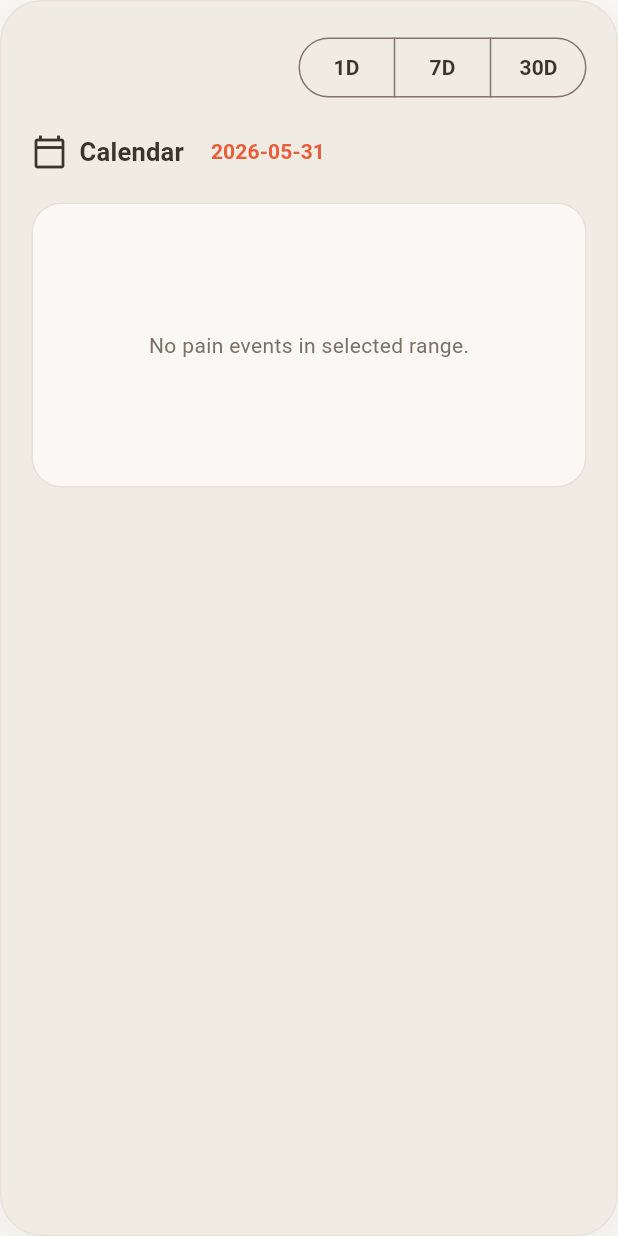
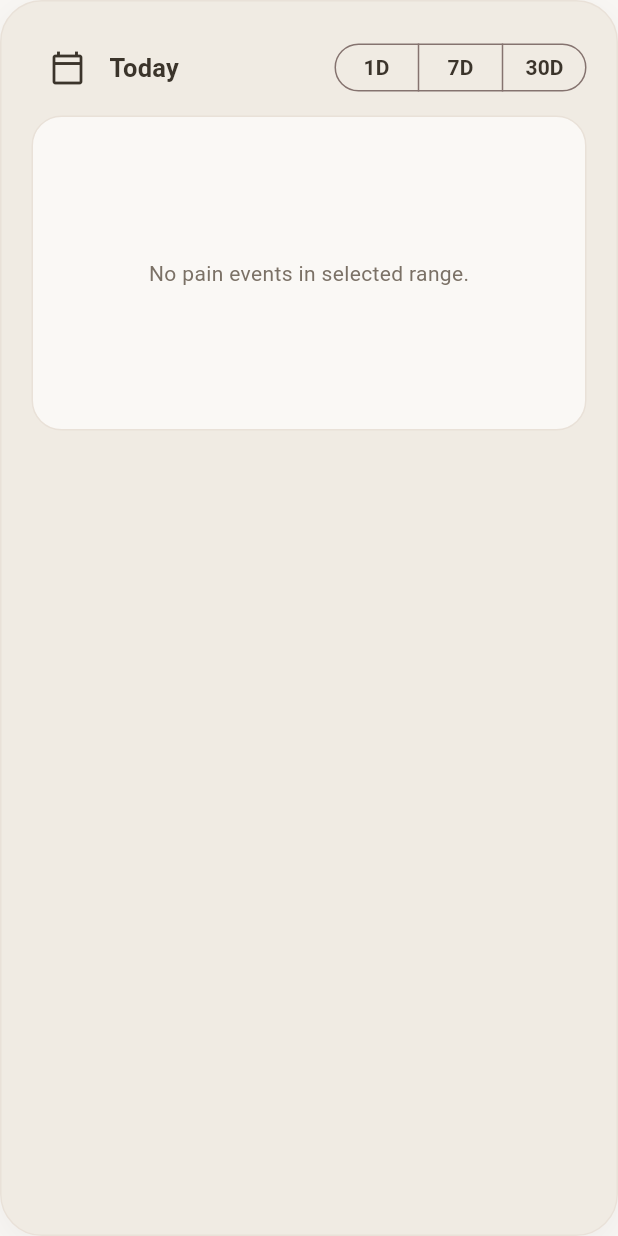
Before and after one commit to cyaisaperson/ShirogumaFlutter, a Flutter app: the _GraphCard widget shown alone on an empty page, opened directly with empty values, on a phone screen of 412 x 824 dp. Run offline on Flutter 3.47's test engine with Material 3 defaults, Android fonts, the phone set to English and light mode, and no system bars; our stand-ins replace shared_preferences; accounts and stored records are empty.

Commit message:
Tighten patient data timeline header

```diff
--- a/shiroguma_squeeze_app/lib/screens/patient_data_screen.dart
+++ b/shiroguma_squeeze_app/lib/screens/patient_data_screen.dart
@@ -253,8 +253,16 @@ class _GraphCard extends StatelessWidget {
 
   @override
   Widget build(BuildContext context) {
-    final dateLabel =
-        '${selectedDate.year}-${selectedDate.month.toString().padLeft(2, '0')}-${selectedDate.day.toString().padLeft(2, '0')}';
+    final today = DateTime.now();
+    final selectedDay = DateTime(
+      selectedDate.year,
+      selectedDate.month,
+      selectedDate.day,
+    );
+    final todayDay = DateTime(today.year, today.month, today.day);
+    final dateLabel = selectedDay == todayDay
+        ? 'Today'
+        : '${selectedDate.month.toString().padLeft(2, '0')}/${selectedDate.day.toString().padLeft(2, '0')}';
 
     return AppCard(
       key: const ValueKey('patient-graph-card'),
@@ -262,25 +270,15 @@ class _GraphCard extends StatelessWidget {
       child: Column(
         crossAxisAlignment: CrossAxisAlignment.start,
         children: [
-          Align(
-            alignment: Alignment.centerRight,
-            child: SegmentedButton<String>(
-              segments: const [
-                ButtonSegment(value: '1D', label: Text('1D')),
-                ButtonSegment(value: '7D', label: Text('7D')),
-                ButtonSegment(value: '30D', label: Text('30D')),
-              ],
-              selected: {selectedRange},
-              onSelectionChanged: (selection) {
-                onRangeChanged(selection.first);
-              },
-            ),
-          ),
-          const SizedBox(height: 8),
           Row(
             children: [
               if (selectedRange == '1D')
                 IconButton(
+                  constraints: const BoxConstraints.tightFor(
+                    width: 36,
+                    height: 36,
+                  ),
+                  padding: EdgeInsets.zero,
                   tooltip: 'Previous day',
                   onPressed: () {
                     onSelectedDateChanged(
@@ -289,12 +287,14 @@ class _GraphCard extends StatelessWidget {
                   },
                   icon: const Icon(Icons.chevron_left),
                 ),
-              const Icon(Icons.calendar_today_outlined),
-              const SizedBox(width: 8),
-              Text('Calendar', style: Theme.of(context).textTheme.titleMedium),
-              const SizedBox(width: 6),
-              TextButton(
+              IconButton(
                 key: const ValueKey('calendar-open-button'),
+                constraints: const BoxConstraints.tightFor(
+                  width: 36,
+                  height: 36,
+                ),
+                padding: EdgeInsets.zero,
+                tooltip: 'Calendar',
                 onPressed: () async {
                   final pickedDate = await showDialog<DateTime>(
                     context: context,
@@ -307,10 +307,17 @@ class _GraphCard extends StatelessWidget {
                     onSelectedDateChanged(pickedDate);
                   }
                 },
-                child: Text(dateLabel),
+                icon: const Icon(Icons.calendar_today_outlined),
               ),
+              const SizedBox(width: 4),
+              Text(dateLabel, style: Theme.of(context).textTheme.titleMedium),
               if (selectedRange == '1D')
                 IconButton(
+                  constraints: const BoxConstraints.tightFor(
+                    width: 36,
+                    height: 36,
+                  ),
+                  padding: EdgeInsets.zero,
                   tooltip: 'Next day',
                   onPressed: () {
                     onSelectedDateChanged(
@@ -319,11 +326,34 @@ class _GraphCard extends StatelessWidget {
                   },
                   icon: const Icon(Icons.chevron_right),
                 ),
+              const Spacer(),
+              ConstrainedBox(
+                constraints: const BoxConstraints(maxWidth: 178),
+                child: FittedBox(
+                  fit: BoxFit.scaleDown,
+                  child: SegmentedButton<String>(
+                    key: const ValueKey('timeline-range-selector'),
+                    style: const ButtonStyle(
+                      visualDensity: VisualDensity.compact,
+                      tapTargetSize: MaterialTapTargetSize.shrinkWrap,
+                    ),
+                    segments: const [
+                      ButtonSegment(value: '1D', label: Text('1D')),
+                      ButtonSegment(value: '7D', label: Text('7D')),
+                      ButtonSegment(value: '30D', label: Text('30D')),
+                    ],
+                    selected: {selectedRange},
+                    onSelectionChanged: (selection) {
+                      onRangeChanged(selection.first);
+                    },
+                  ),
+                ),
+              ),
             ],
           ),
-          const SizedBox(height: 10),
+          const SizedBox(height: 8),
           SizedBox(
-            height: 190,
+            height: 210,
             child: _PainTimelineGraph(
               events: events,
               selectedRange: selectedRange,
@@ -375,7 +405,7 @@ class _PainTimelineGraph extends StatelessWidget {
                   graphEvents,
                   selectedRange,
                 );
-                const sidePadding = 14.0;
+                const sidePadding = 8.0;
                 final usableWidth = constraints.maxWidth - (sidePadding * 2);
                 final axisTop = constraints.maxHeight * 0.52;
                 final labelTop = constraints.maxHeight - 38;
```
Also changed, not shown: 1 other file.
